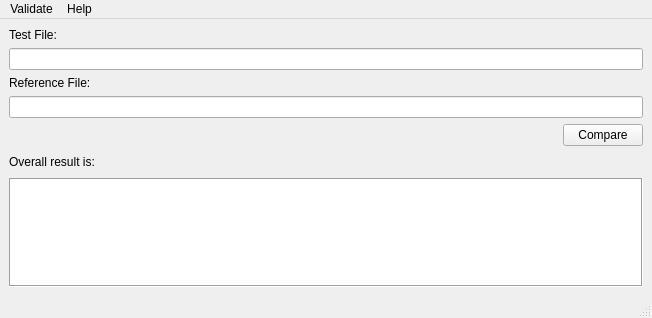
This is ui/main_window.ui in cerealito/validate as Qt 5 draws it before an edit. The edited form follows.
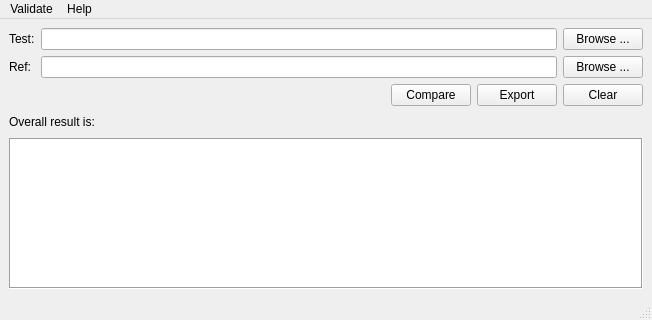
This is the edited form. Custom widgets are drawn as their Qt base class.

Diff of the .ui file:
```diff
--- a/ui/main_window.ui
+++ b/ui/main_window.ui
@@ -7,7 +7,7 @@
     <x>0</x>
     <y>0</y>
     <width>652</width>
-    <height>318</height>
+    <height>320</height>
    </rect>
   </property>
   <property name="windowTitle">
@@ -17,19 +17,122 @@
    <layout class="QGridLayout" name="gridLayout">
     <item row="0" column="0">
      <widget class="QLabel" name="lbl_test">
+      <property name="sizePolicy">
+       <sizepolicy hsizetype="Fixed" vsizetype="Preferred">
+        <horstretch>0</horstretch>
+        <verstretch>0</verstretch>
+       </sizepolicy>
+      </property>
       <property name="text">
-       <string>Test File:</string>
+       <string>Test:</string>
       </property>
      </widget>
     </item>
-    <item row="2" column="0">
+    <item row="0" column="1" colspan="5">
+     <widget class="TgtLine" name="line_test"/>
+    </item>
+    <item row="0" column="6">
+     <widget class="QPushButton" name="btn_browse_test">
+      <property name="sizePolicy">
+       <sizepolicy hsizetype="Fixed" vsizetype="Fixed">
+        <horstretch>0</horstretch>
+        <verstretch>0</verstretch>
+       </sizepolicy>
+      </property>
+      <property name="text">
+       <string>Browse ...</string>
+      </property>
+     </widget>
+    </item>
+    <item row="1" column="0">
      <widget class="QLabel" name="lbl_ref">
+      <property name="sizePolicy">
+       <sizepolicy hsizetype="Fixed" vsizetype="Preferred">
+        <horstretch>0</horstretch>
+        <verstretch>0</verstretch>
+       </sizepolicy>
+      </property>
       <property name="text">
-       <string>Reference File:</string>
+       <string>Ref:</string>
       </property>
      </widget>
     </item>
-    <item row="5" column="0">
+    <item row="1" column="1" colspan="5">
+     <widget class="TgtLine" name="line_ref">
+      <property name="sizePolicy">
+       <sizepolicy hsizetype="Expanding" vsizetype="Fixed">
+        <horstretch>0</horstretch>
+        <verstretch>0</verstretch>
+       </sizepolicy>
+      </property>
+     </widget>
+    </item>
+    <item row="1" column="6">
+     <widget class="QPushButton" name="btn_browse_ref">
+      <property name="sizePolicy">
+       <sizepolicy hsizetype="Fixed" vsizetype="Fixed">
+        <horstretch>0</horstretch>
+        <verstretch>0</verstretch>
+       </sizepolicy>
+      </property>
+      <property name="text">
+       <string>Browse ...</string>
+      </property>
+     </widget>
+    </item>
+    <item row="2" column="0" colspan="4">
+     <spacer name="spacer_h_left">
+      <property name="orientation">
+       <enum>Qt::Horizontal</enum>
+      </property>
+      <property name="sizeHint" stdset="0">
+       <size>
+        <width>269</width>
+        <height>20</height>
+       </size>
+      </property>
+     </spacer>
+    </item>
+    <item row="2" column="4">
+     <widget class="QPushButton" name="btn_compare">
+      <property name="sizePolicy">
+       <sizepolicy hsizetype="Fixed" vsizetype="Fixed">
+        <horstretch>0</horstretch>
+        <verstretch>0</verstretch>
+       </sizepolicy>
+      </property>
+      <property name="text">
+       <string>Compare</string>
+      </property>
+     </widget>
+    </item>
+    <item row="2" column="5">
+     <widget class="QPushButton" name="btn_export">
+      <property name="sizePolicy">
+       <sizepolicy hsizetype="Fixed" vsizetype="Fixed">
+        <horstretch>0</horstretch>
+        <verstretch>0</verstretch>
+       </sizepolicy>
+      </property>
+      <property name="text">
+       <string>Export</string>
+      </property>
+     </widget>
+    </item>
+    <item row="2" column="6">
+     <widget class="QPushButton" name="btn_clear">
+      <property name="sizePolicy">
+       <sizepolicy hsizetype="Preferred" vsizetype="Fixed">
+        <horstretch>0</horstretch>
+        <verstretch>0</verstretch>
+       </sizepolicy>
+      </property>
+      <property name="text">
+       <string>Clear</string>
+      </property>
+     </widget>
+    </item>
+    <item row="3" column="0" colspan="2">
      <widget class="QLabel" name="lbl_result_is">
       <property name="sizePolicy">
        <sizepolicy hsizetype="Fixed" vsizetype="Preferred">
@@ -42,7 +145,7 @@
       </property>
      </widget>
     </item>
-    <item row="5" column="1">
+    <item row="3" column="2">
      <widget class="QLabel" name="lbl_result">
       <property name="sizePolicy">
        <sizepolicy hsizetype="Minimum" vsizetype="Preferred">
@@ -55,7 +158,7 @@
       </property>
      </widget>
     </item>
-    <item row="5" column="2" colspan="3">
+    <item row="3" column="3" colspan="4">
      <spacer name="horizontalSpacer">
       <property name="orientation">
        <enum>Qt::Horizontal</enum>
@@ -68,7 +171,7 @@
       </property>
      </spacer>
     </item>
-    <item row="6" column="0" colspan="5">
+    <item row="4" column="0" colspan="7">
      <widget class="QTableView" name="table_view_results">
       <property name="enabled">
        <bool>true</bool>
@@ -102,38 +205,6 @@
       </attribute>
      </widget>
     </item>
-    <item row="1" column="0" colspan="5">
-     <widget class="TgtLine" name="line_test"/>
-    </item>
-    <item row="3" column="0" colspan="5">
-     <widget class="TgtLine" name="line_ref"/>
-    </item>
-    <item row="4" column="4">
-     <widget class="QPushButton" name="btn_compare">
-      <property name="sizePolicy">
-       <sizepolicy hsizetype="Fixed" vsizetype="Fixed">
-        <horstretch>0</horstretch>
-        <verstretch>0</verstretch>
-       </sizepolicy>
-      </property>
-      <property name="text">
-       <string>Compare</string>
-      </property>
-     </widget>
-    </item>
-    <item row="4" column="0" colspan="4">
-     <spacer name="spacer_h_left">
-      <property name="orientation">
-       <enum>Qt::Horizontal</enum>
-      </property>
-      <property name="sizeHint" stdset="0">
-       <size>
-        <width>269</width>
-        <height>20</height>
-       </size>
-      </property>
-     </spacer>
-    </item>
    </layout>
   </widget>
   <widget class="QMenuBar" name="menubar">
```
Left out of the diff: 2 changed lines with no effect on the pictures.
